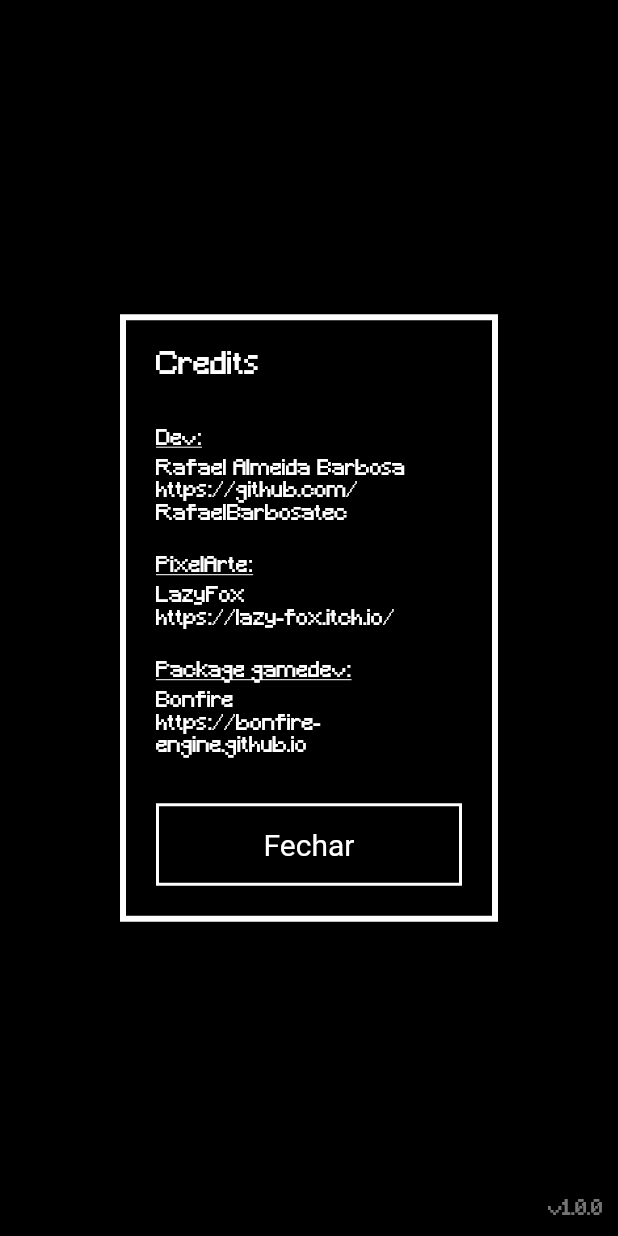
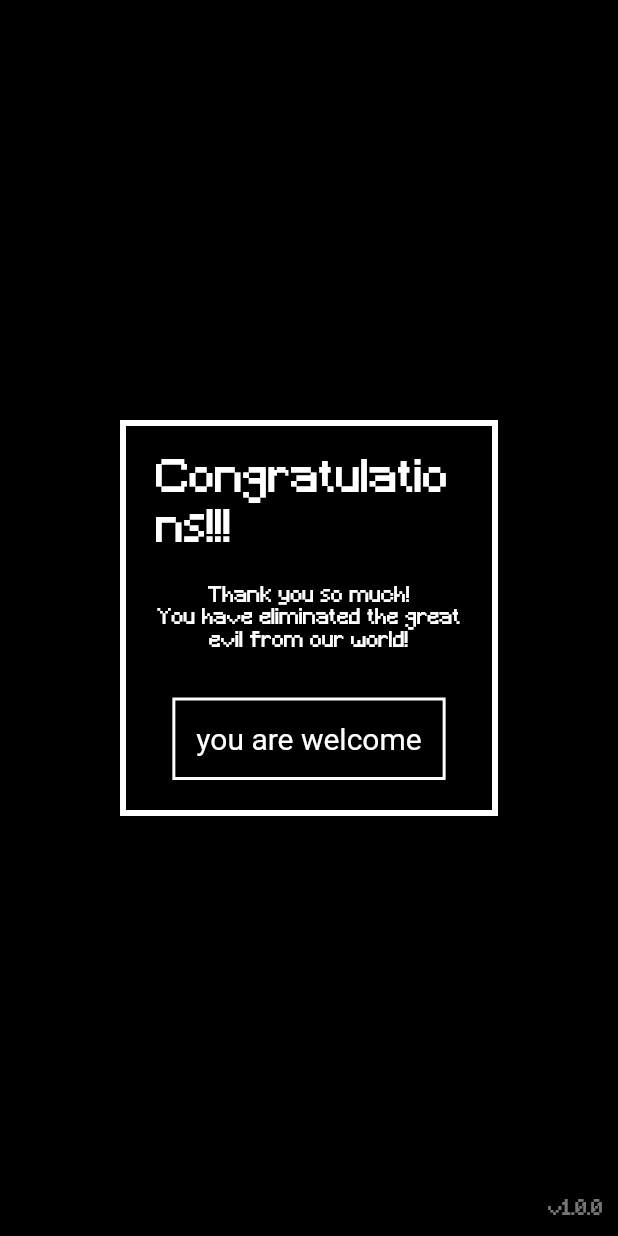
Before and after one commit to RafaelBarbosatec/defector, a Flutter app: the screen it shows after launch, after a tap on "Credits", on a phone screen of 412 x 824 dp. Run offline on Flutter 3.47's test engine with Material 2 defaults, Android fonts, the phone set to English and light mode, and no system bars; missing offline and left inert: bonfire.

```diff
--- /dev/null
+++ b/lib/dialog_congrats.dart
@@ -0,0 +1,68 @@
+import 'package:defector/menu_screen.dart';
+import 'package:flutter/material.dart';
+
+class DialogCongrats extends StatelessWidget {
+  const DialogCongrats({Key? key}) : super(key: key);
+
+  static show(BuildContext context) {
+    showDialog(
+      context: context,
+      barrierDismissible: false,
+      builder: (_) => const DialogCongrats(),
+    );
+  }
+
+  @override
+  Widget build(BuildContext context) {
+    return Center(
+      child: Material(
+        type: MaterialType.transparency,
+        child: Container(
+          margin: const EdgeInsets.symmetric(horizontal: 80),
+          padding: const EdgeInsets.all(20),
+          decoration: BoxDecoration(
+            color: Colors.black,
+            border: Border.all(
+              color: Colors.white,
+              width: 4,
+            ),
+          ),
+          child: Column(
+            mainAxisSize: MainAxisSize.min,
+            children: [
+              const Text(
+                'Congratulations!!!',
+                style: TextStyle(
+                  color: Colors.white,
+                  fontSize: 30,
+                ),
+              ),
+              SizedBox(
+                height: 20,
+              ),
+              const Text(
+                'Thank you so much!\nYou have eliminated the great evil from our world!',
+                textAlign: TextAlign.center,
+                style: TextStyle(
+                  color: Colors.white,
+                ),
+              ),
+              SizedBox(
+                height: 30,
+              ),
+              DefectorButton(
+                text: 'you are welcome',
+                onPressed: () {
+                  Navigator.of(context).pushNamedAndRemoveUntil(
+                    '/',
+                    (route) => false,
+                  );
+                },
+              )
+            ],
+          ),
+        ),
+      ),
+    );
+  }
+}
--- a/lib/enemies/imp.dart
+++ b/lib/enemies/imp.dart
@@ -23,6 +23,7 @@ class Imp extends SimpleEnemy with ObjectCollision {
 
   @override
   void update(double dt) {
+    if (!isDead) {
       seeAndMoveToPlayer(
         closePlayer: (p) {
           simpleAttackMelee(damage: 10, size: size);
@@ -30,6 +31,8 @@ class Imp extends SimpleEnemy with ObjectCollision {
         margin: 4,
         radiusVision: 48,
       );
+    }
+
     super.update(dt);
   }
 
--- a/lib/enemies/skeleton.dart
+++ b/lib/enemies/skeleton.dart
@@ -24,6 +24,7 @@ class Skeleton extends SimpleEnemy with ObjectCollision {
 
   @override
   void update(double dt) {
+    if (!isDead) {
       seeAndMoveToAttackRange(
         radiusVision: 4 * 16,
         positioned: (player) {
@@ -43,6 +44,8 @@ class Skeleton extends SimpleEnemy with ObjectCollision {
           }
         },
       );
+    }
+
     super.update(dt);
   }
 
--- a/lib/enemies/skull.dart
+++ b/lib/enemies/skull.dart
@@ -23,6 +23,7 @@ class Skull extends SimpleEnemy with ObjectCollision {
 
   @override
   void update(double dt) {
+    if (!isDead) {
       seeAndMoveToPlayer(
         closePlayer: (p) {
           simpleAttackMelee(damage: 10, size: size);
@@ -30,6 +31,7 @@ class Skull extends SimpleEnemy with ObjectCollision {
         margin: 4,
         radiusVision: 48,
       );
+    }
     super.update(dt);
   }
 
--- a/lib/menu_screen.dart
+++ b/lib/menu_screen.dart
@@ -1,3 +1,4 @@
+import 'package:defector/dialog_congrats.dart';
 import 'package:defector/dialog_credits.dart';
 import 'package:flutter/material.dart';
 
@@ -44,7 +45,8 @@ class MenuScreen extends StatelessWidget {
                   child: DefectorButton(
                     text: 'Credits',
                     onPressed: () {
-                      DialogCredits.show(context);
+                      // DialogCredits.show(context);
+                      DialogCongrats.show(context);
                     },
                   ),
                 ),
```
Also changed, not shown: lib/decoration/door.dart (+8 -3 lines), lib/enemies/boss.dart (added, +77 -0 lines), lib/enemies/enemies_spritesheet.dart (+30 -0 lines), lib/main.dart (+10 -24 lines), lib/player/little_evil.dart (+43 -0 lines), 1 other file. Lines whose indentation alone changed are shown as unchanged.
